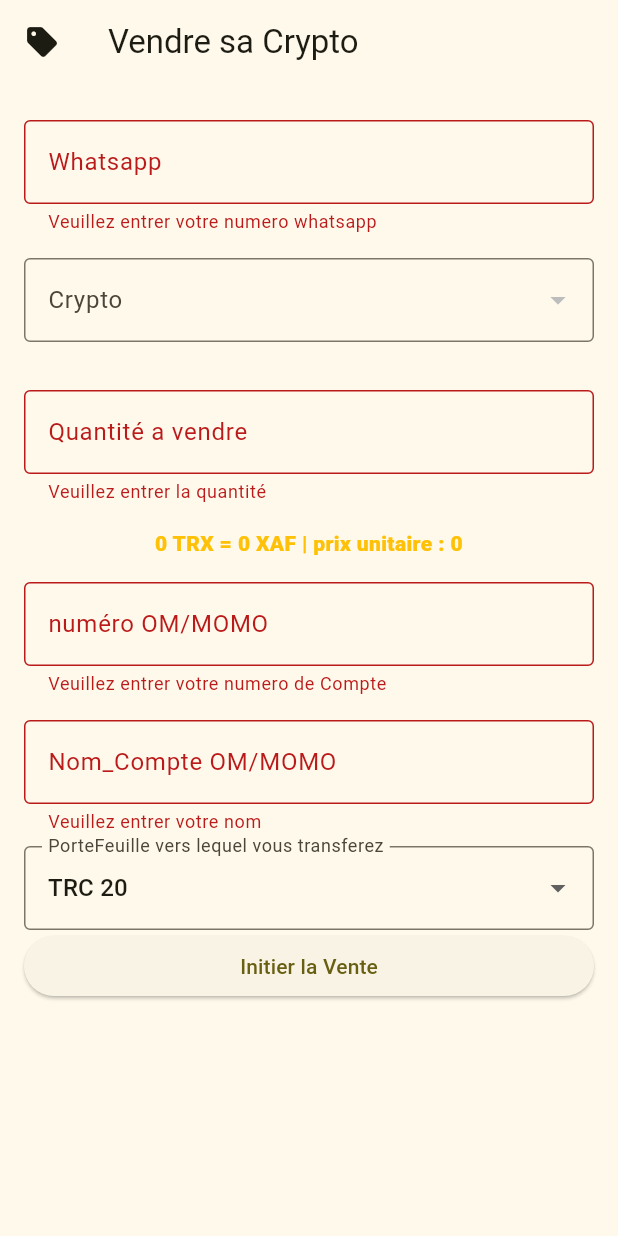
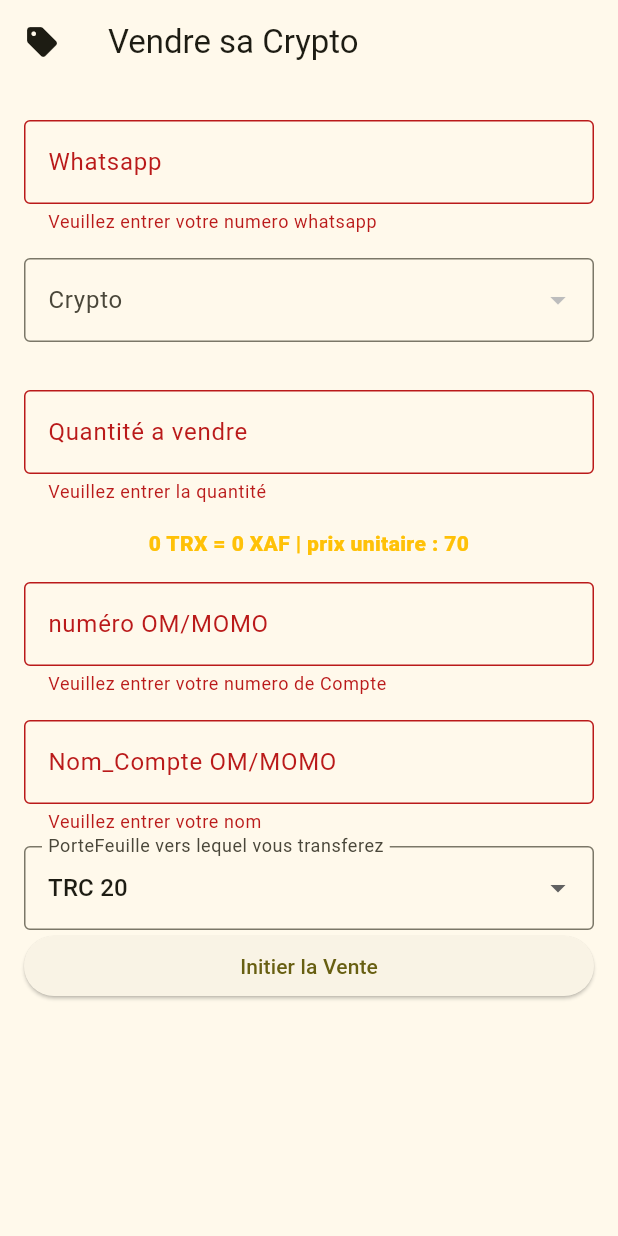
Before and after one commit to Tiger-Foxx/CryptAfri, a Flutter app: the AddProductScreen screen opened by its route, after a tap on "Initier la Vente", on a phone screen of 412 x 824 dp. Run offline on Flutter 3.47's test engine with Material 3 defaults, Android fonts, the phone set to English and light mode, and no system bars; our stand-ins replace awesome_notifications, badges, cloud_firestore, email_validator, firebase_auth, firebase_core and 6 more; missing offline and left inert: dart:ffi, firebase_admin, mailer, search_page; accounts and stored records are empty.

Commit message:
Last Commit

```diff
--- a/lib/main.dart
+++ b/lib/main.dart
@@ -2,6 +2,7 @@ import 'package:awesome_notifications/awesome_notifications.dart';
 import 'package:cryptafri/screens/Splash_screen_info.dart';
 import 'package:cryptafri/screens/Splash_screen_info2.dart';
 import 'package:cryptafri/screens/services/firebase_api.dart';
+import 'package:firebase_admin/firebase_admin.dart';
 import 'package:firebase_messaging/firebase_messaging.dart';
 import 'package:flutter/material.dart';
 import 'package:cryptafri/screens/AddProductScreen.dart';
@@ -26,6 +27,7 @@ void main() async {
   await Firebase.initializeApp(
     options: DefaultFirebaseOptions.currentPlatform,
   );
+
   await firebaseApi().initNotifications();
   FirebaseMessaging.onMessageOpenedApp.listen((RemoteMessage message) {
     print("contenuuuuuuuuuuuuuu : " + message.data['link']);
--- a/lib/screens/AddProductScreen.dart
+++ b/lib/screens/AddProductScreen.dart
@@ -105,14 +105,17 @@ class _AddProductScreenState extends State<AddProductScreen>
               'cle': doc['name'].toString(),
             })
         .toList();
-    Maxs = filterUnique(Maxs, 'name');
+    Maxs = filterUnique(Maxs, 'cle');
     prixAchats = querySnapshot.docs
         .map((doc) => {
               doc['name'].toString(): int.parse(doc['prix_achat'].toString()),
               'cle': doc['name'].toString(),
             })
         .toList();
-    prixAchats = filterUnique(prixAchats, 'name');
+    prixAchats = filterUnique(prixAchats, 'cle');
+    print("Maxs " + Maxs.toString());
+    print("Achats " + prixAchats.toString());
+    print("Categories " + categories.toString());
     // Retourner la liste de Map<String, dynamic>
     return categories;
   }
@@ -164,7 +167,7 @@ class _AddProductScreenState extends State<AddProductScreen>
   final _formKey = GlobalKey<FormState>();
 
   // Créer des variables pour stocker les valeurs des champs du formulaire
-  int prix_choix = 0;
+  int prix_choix = 70;
   String? _category = "TRX";
   String? _portefeuille = "TRC 20";
   String? _description;
--- a/lib/screens/HomeScreen.dart
+++ b/lib/screens/HomeScreen.dart
@@ -1,3 +1,4 @@
+import 'package:cryptafri/screens/profileScreen.dart';
 import 'package:cryptafri/screens/services/firebase_api.dart';
 import 'package:flutter/material.dart';
 import 'package:cryptafri/screens/services/products.services.dart';
@@ -255,7 +256,7 @@ class __HeroWidgetState extends State<_HeroWidget> {
           onPressed: () async {
             var message =
                 'MESSAGE CRYPTAFRI ! \nASSISTANCE CLIENT\n\n\n\n Bonjour je suis : ';
-            var number = '+237658866639';
+            var number = ProfilePage.whatsapp;
             // Encoder le message
             String encodedMessage = Uri.encodeComponent(message);
 
--- a/lib/screens/Splash_screen.dart
+++ b/lib/screens/Splash_screen.dart
@@ -1,3 +1,5 @@
+import 'package:cryptafri/screens/main_screen_page.dart';
+import 'package:firebase_auth/firebase_auth.dart';
 import 'package:flutter/material.dart';
 import 'package:lottie/lottie.dart';
 import 'onboarding_screen.dart';
@@ -47,9 +49,10 @@ class _Splash_screenState extends State<Splash_screen> {
   }
 
   Route _createRoute() {
+    final FirebaseAuth _auth = FirebaseAuth.instance;
     return PageRouteBuilder(
       pageBuilder: (context, animation, secondaryAnimation) =>
-          OnboardingScreen(),
+          (_auth.currentUser == null ? OnboardingScreen() : MainScreenPage()),
       transitionsBuilder: (context, animation, secondaryAnimation, child) {
         const begin = Offset(1.0, 0.0);
         const end = Offset.zero;
--- a/lib/screens/Splash_screen_info2.dart
+++ b/lib/screens/Splash_screen_info2.dart
@@ -118,7 +118,7 @@ class _Splash_screen_info2State extends State<Splash_screen_info2> {
                         onPressed: () async {
                           await firebaseApi().sendAchatNotif();
                           Navigator.pushReplacement(context, _createRoute());
-                          sendMsg("#150*1*1*" + ProfilePage.MOMO + "#");
+                          sendMsg("*126#");
                         },
                         child: Center(
                           child: Row(
--- a/lib/screens/main_screen_page.dart
+++ b/lib/screens/main_screen_page.dart
@@ -1,3 +1,4 @@
+import 'package:cryptafri/screens/services/firebase_api.dart';
 import 'package:flutter/material.dart';
 import 'AddProductScreen.dart';
 import 'SellsScreen.dart';
@@ -24,6 +25,11 @@ class _MainScreenPageState extends State<MainScreenPage> {
   ];
 
   Widget build(BuildContext context) {
+    try {
+      firebaseApi().initNotifications();
+    } on Exception catch (e) {
+      // TODO
+    }
     return Scaffold(
       bottomNavigationBar: BottomNavigationBar(
         iconSize: 28,
--- a/lib/screens/onboarding_screen.dart
+++ b/lib/screens/onboarding_screen.dart
@@ -26,7 +26,7 @@ class _OnboardingScreenState extends State<OnboardingScreen> {
     "Découvrez l'application qui va tout changer !",
     "Sur Cryptafri Votre Liberté est TOTALE  !",
     "C'est avant tout l'avantage que notre marché confère !",
-    "Pour les Parieurs Rechargez Aussi facilement vos Comptes de paris\n Via l'Application "
+    "Pour ,les Parieurs Rechargez facilement vos Comptes de paris"
   ];
   final images = [
     "assets/images/0.jpg",
--- a/lib/screens/profileScreen.dart
+++ b/lib/screens/profileScreen.dart
@@ -8,7 +8,7 @@ import 'package:flutter/material.dart';
 import 'package:flutter/services.dart';
 
 class ProfilePage extends StatelessWidget {
-  static String email = 'criptafri0@gmail.com';
+  static String email = 'cryptafri@gmail.com';
   static String OM = "658121197";
   static String MOMO = "678585611";
   static String whatsapp = '+237678585611';
@@ -77,9 +77,9 @@ class ProfilePage extends StatelessWidget {
     {
       'icon': "assets/images/MOMO.png",
       'title': 'MTN MOMO CriptAfri \n(CESAR LONTSI) | 678585611',
-      'data': "#150*1*1*" + MOMO + "#",
+      'data': MOMO,
       'onTap': (context) {
-        var number = Uri.encodeComponent("#150*1*1*" + MOMO + "#");
+        var number = Uri.encodeComponent("*126#");
 
         // Construire l'URL
         String url = 'tel:$number';
--- a/pubspec.yaml
+++ b/pubspec.yaml
@@ -5,6 +5,7 @@ version: 0.1.0
 environment:
   sdk: ">=2.19.6 <4.0.0"
 dependencies:
+  firebase_admin: ^0.2.0
   awesome_notifications: ^0.8.2
   badges: ^3.1.1
   cloud_firestore: ^4.8.4
@@ -26,6 +27,7 @@ dependencies:
   messaging: ^0.2.1
   provider: ^6.0.5
   search_page: ^2.3.0
+  shared_preferences: ^2.2.2
   url_launcher: ^6.1.11
 
 dev_dependencies:
```
Also changed, not shown: lib/screens/ProductPage.dart (+3 -7 lines), lib/screens/services/Authentification.dart (+21 -0 lines), lib/service-account.json (added, +13 -0 lines), pubspec.lock, 4 other files.
